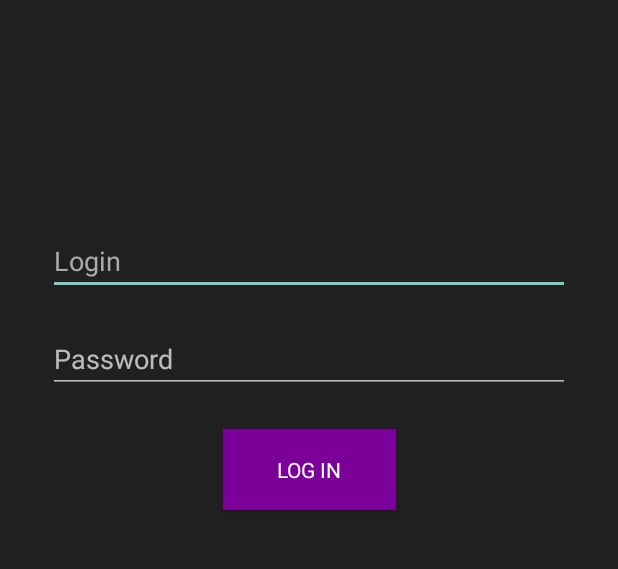
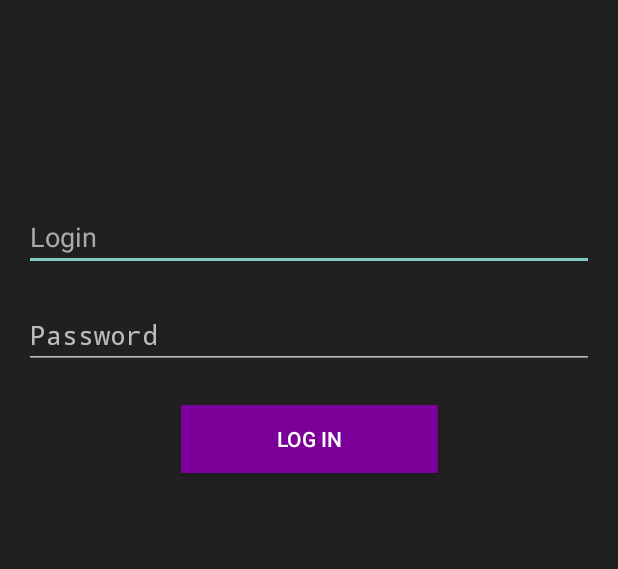
Before and after one commit to NevMem/MoneySaverAndroid, an Android app: the screen it shows after launch (LoginPageActivity), on a phone screen of 412 x 824 dp, the part 116-685 px from its top. Run offline under Robolectric (Android 15) with nearby library versions, the phone set to English and light mode, and no system bars; our stand-ins replace Volley.

Commit message:
Improved HomePageActivityViewModel functionality Added user_profile.xml, there I'll write profile design for HomePage Added redirecting to HomePage after logging in, there was an error, where I've forgotten to do it

```diff
--- a/app/src/main/java/com/nevmem/moneysaver/HomePageActivityViewModel.kt
+++ b/app/src/main/java/com/nevmem/moneysaver/HomePageActivityViewModel.kt
@@ -6,4 +6,7 @@ import com.nevmem.moneysaver.data.User
 
 class HomePageActivityViewModel : ViewModel() {
      var user: MutableLiveData<User> = MutableLiveData()
+     var totalSpend: MutableLiveData<Double> = MutableLiveData()
+     var amountOfDays: MutableLiveData<Int> = MutableLiveData()
+     var averageSpend: MutableLiveData<Double> = MutableLiveData()
 }
--- a/app/src/main/java/com/nevmem/moneysaver/LoginPageActivity.kt
+++ b/app/src/main/java/com/nevmem/moneysaver/LoginPageActivity.kt
@@ -84,6 +84,7 @@ class LoginPageActivity : FragmentActivity() {
                             it.getString("first_name"), it.getString("last_name"))
 
                         User.saveUserCredentials(this, user)
+                        goToHomePage()
                     } else {
                         loginModel.error.value = "Server response was incorrect"
                     }
--- a/app/src/main/res/layout/login_page.xml
+++ b/app/src/main/res/layout/login_page.xml
@@ -12,9 +12,10 @@
             android:inputType="textPersonName"
             android:ems="10"
             android:id="@+id/loginField"
-            android:layout_marginStart="32dp"
-            app:layout_constraintStart_toStartOf="parent" android:layout_marginEnd="32dp"
-            app:layout_constraintEnd_toEndOf="parent" android:hint="@string/Login" android:textColor="@android:color/white"
+            android:layout_marginStart="16dp"
+            app:layout_constraintStart_toStartOf="parent" android:layout_marginEnd="16dp"
+            app:layout_constraintEnd_toEndOf="parent" android:hint="@string/Login"
+            android:textColor="@android:color/white"
             android:textColorLink="@color/mainColor" android:textColorHint="#aaa"
             android:layout_marginTop="32dp" app:layout_constraintTop_toBottomOf="@+id/errors"
             app:layout_constraintHorizontal_bias="0.0"/>
@@ -24,15 +25,16 @@
             android:inputType="textPassword"
             android:ems="10"
             android:id="@+id/passwordField" android:layout_marginTop="24dp"
-            app:layout_constraintTop_toBottomOf="@+id/loginField" android:layout_marginStart="32dp"
-            app:layout_constraintStart_toStartOf="parent" android:layout_marginEnd="32dp"
-            app:layout_constraintEnd_toEndOf="parent" android:hint="@string/passwordString" android:textColor="@android:color/white"
+            app:layout_constraintTop_toBottomOf="@+id/loginField" android:layout_marginStart="16dp"
+            app:layout_constraintStart_toStartOf="parent" android:layout_marginEnd="16dp"
+            app:layout_constraintEnd_toEndOf="parent" android:hint="@string/passwordString"
+            android:textColor="@android:color/white"
             android:textColorLink="@color/mainColor" tools:textColorHint="#aaa"
     />
     <Button
             android:text="@string/loginPage_loginButtonText"
-            android:layout_width="115dp"
-            android:layout_height="54dp"
+            android:layout_width="171dp"
+            android:layout_height="45dp"
             android:id="@+id/loginButton" android:layout_marginTop="24dp"
             app:layout_constraintTop_toBottomOf="@+id/passwordField"
             style="@style/SpecialButtonStyle"
@@ -52,7 +54,7 @@
     <TextView
             android:layout_width="221dp"
             android:layout_height="79dp"
-            android:id="@+id/errors" android:layout_marginTop="40dp"
+            android:id="@+id/errors" android:layout_marginTop="24dp"
             app:layout_constraintTop_toBottomOf="@+id/appName" app:layout_constraintEnd_toEndOf="parent"
             android:layout_marginEnd="8dp" app:layout_constraintStart_toStartOf="parent"
             android:layout_marginStart="8dp" android:gravity="center" android:textColor="@color/errorColor"/>
--- a/app/src/main/res/values/styles.xml
+++ b/app/src/main/res/values/styles.xml
@@ -6,7 +6,6 @@
         <!--<item name="colorPrimary">@color/colorPrimary</item>-->
         <!--<item name="colorPrimaryDark">@color/colorPrimaryDark</item>-->
         <item name="colorAccent">@color/colorAccent</item>
-        <item name="android:fontFamily">Segoe UI,Tahoma,Geneva,Verdana,sans-serif</item>
     </style>
 
     <style name="SpecialButtonStyle">
@@ -14,4 +13,8 @@
         <item name="android:background">@color/mainColor</item>
     </style>
 
+    <style name="LogOutButton" parent = "Base.Widget.AppCompat.Button.Borderless.Colored">
+        <item name="android:textColor">@color/colorAccent</item>
+    </style>
+
 </resources>
```
Also changed, not shown: app/src/main/java/com/nevmem/moneysaver/HomePageActivity.kt (+42 -2 lines), app/src/main/res/layout/activity_main.xml (+13 -15 lines), app/src/main/res/layout/record_layout.xml (+11 -11 lines), app/src/main/res/layout/user_profile.xml (added, +39 -0 lines), app/src/main/res/values/strings.xml (+7 -0 lines).
